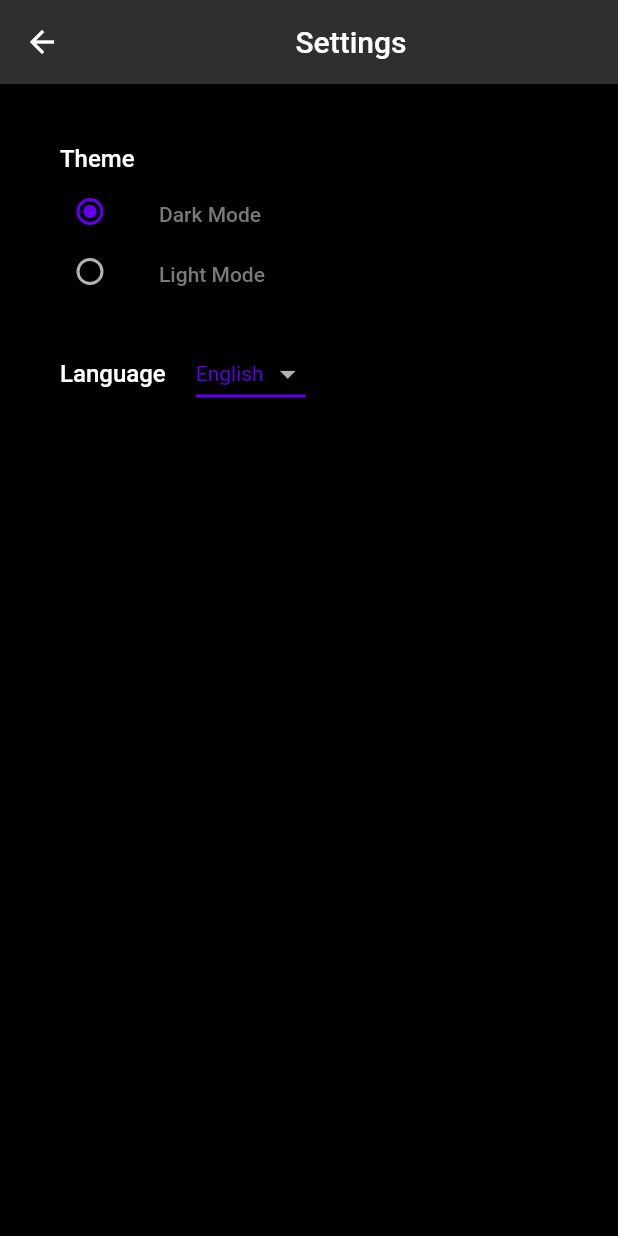
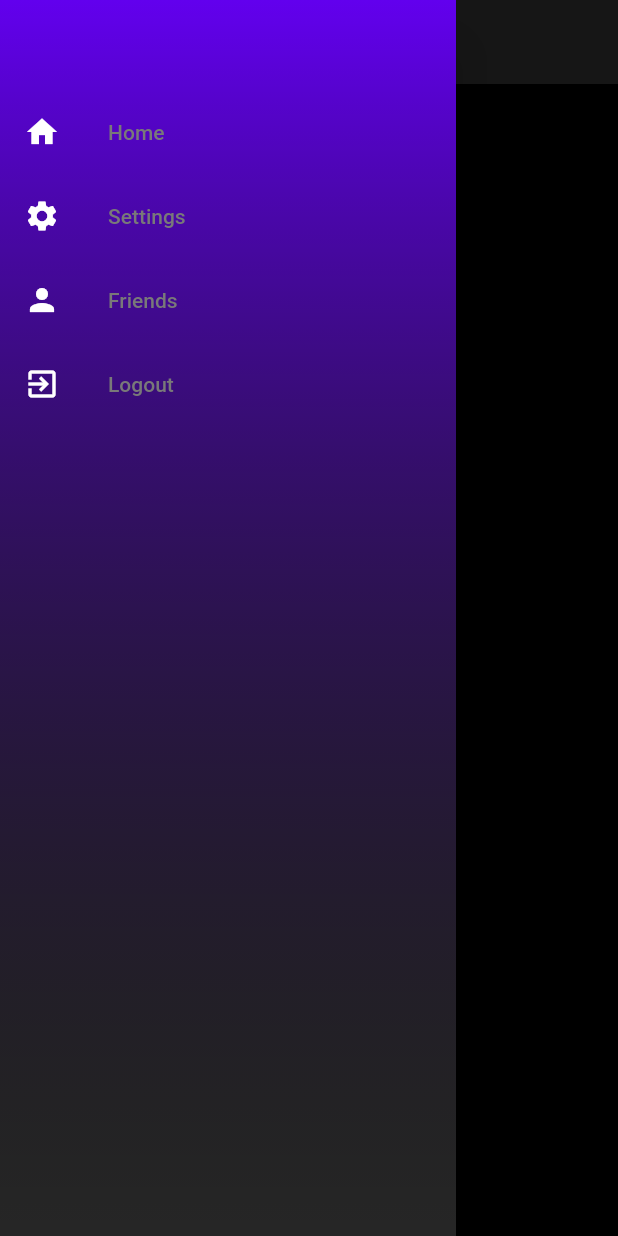
Before and after one commit to Hiebeler/Debt-Manager, a Flutter app: the Settings screen opened directly, with the side drawer open (before the commit the screen has no drawer), on a phone screen of 412 x 824 dp. Run offline on Flutter 3.47's test engine with Material 2 defaults, Android fonts, the phone set to English and light mode, and no system bars; our stand-ins replace cloud_firestore, firebase_auth, firebase_core, google_sign_in, hive, hive_flutter and 1 more; accounts and stored records are empty.

Commit message:
settings side bar added, side bar homescreen added

```diff
--- a/lib/home/SideBar.dart
+++ b/lib/home/side_bar.dart
@@ -3,6 +3,7 @@
 import 'package:firebase_auth/firebase_auth.dart';
 import 'package:flutter/material.dart';
 import '/generated/l10n.dart';
+import 'home.dart';
 
 class NavDrawer extends StatelessWidget {
   const NavDrawer({Key? key}) : super(key: key);
@@ -35,8 +36,20 @@
               height: 60,
             ),
             ListTile(
+              leading: const Icon(Icons.home),
+              title: Text(S.of(context).homescreen),
+              onTap: () => {Navigator.of(context).push(
+                  MaterialPageRoute(builder: (context) => Home()))},
+            ),
+            ListTile(
               leading: const Icon(Icons.settings),
               title: Text(S.of(context).settings),
+              onTap: () => {Navigator.of(context).push(
+                  MaterialPageRoute(builder: (context) => const Settings()))},
+            ),
+            ListTile(
+              leading: const Icon(Icons.person),
+              title: Text(S.of(context).friends),
               onTap: () => {Navigator.of(context).push(
                   MaterialPageRoute(builder: (context) => const Settings()))},
             ),
--- a/lib/l10n/intl_de.arb
+++ b/lib/l10n/intl_de.arb
@@ -30,5 +30,9 @@
   "english": "Englisch",
   "german": "Deutsch",
 
-  "logout": "Ausloggen"
+  "logout": "Ausloggen",
+
+  "friends": "Freunde",
+
+  "homescreen": "Startseite"
 }
--- a/lib/l10n/intl_en.arb
+++ b/lib/l10n/intl_en.arb
@@ -30,6 +30,10 @@
   "english": "English",
   "german": "German",
 
-  "logout": "Logout"
+  "logout": "Logout",
+
+  "friends": "Friends",
+
+  "homescreen": "Home"
 
 }
--- a/lib/settings.dart
+++ b/lib/settings.dart
@@ -1,6 +1,7 @@
 import 'package:debtmanager/home/home.dart';
 import 'package:flutter/material.dart';
 import 'generated/l10n.dart';
+import 'home/Side_bar.dart';
 import 'theme/config.dart';
 
 class Settings extends StatefulWidget {
@@ -33,16 +34,8 @@ class _SettingsState extends State<Settings> {
   @override
   Widget build(BuildContext context) {
     return Scaffold(
+        drawer: const NavDrawer(),
         appBar: AppBar(
-          leading: GestureDetector(
-            onTap: () {
-              Navigator.of(context).pushReplacement(
-                  MaterialPageRoute(builder: (context) => Home()));
-            },
-            child: const Icon(
-              Icons.arrow_back, // add custom icons also
-            ),
-          ),
           title: Center(child: Text(S.of(context).settings)),
           backgroundColor: Theme.of(context).colorScheme.onBackground,
         ),
```
Also changed, not shown: lib/generated/intl/messages_de.dart, lib/generated/intl/messages_en.dart, lib/generated/l10n.dart, pubspec.lock, 1 other file.
